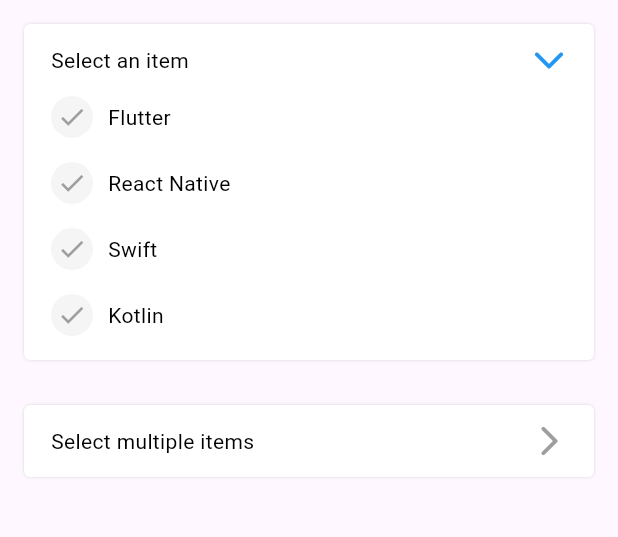
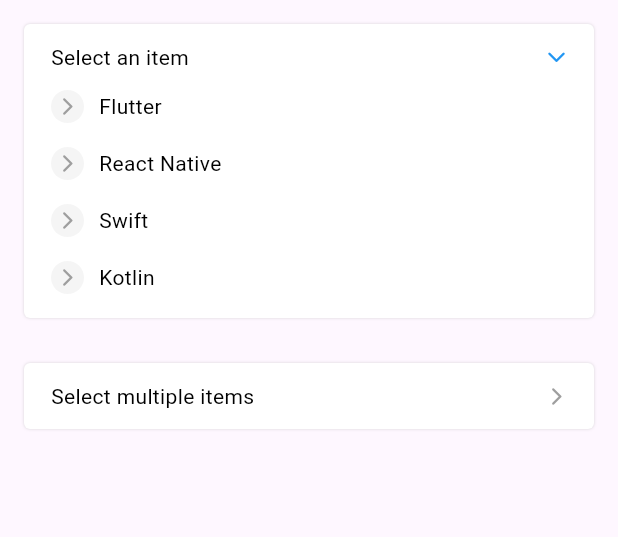
Before and after one commit to RichardM20/list_selection_widget_package, a Flutter app: the screen it shows after launch, after a tap on "Select an item", on a phone screen of 412 x 824 dp, the part 84-621 px from its top. Run offline on Flutter 3.47's test engine with Material 3 defaults, Android fonts, the phone set to English and light mode, and no system bars.

Commit message:
feat: icon customization

```diff
--- a/lib/src/list_selection_widget/list_selection_widget.dart
+++ b/lib/src/list_selection_widget/list_selection_widget.dart
@@ -8,7 +8,6 @@ class ListSelectionWidget<T> extends ListSelectionWidgetBase<T> {
     required List<SelectionItem<T>> listItems,
     required SelectionItem<T>? selectedValue,
     required Function(SelectionItem<T>) onSingleItemSelected,
-    Widget? selectedIcon,
     bool? hideLines,
     Decoration? decoration,
     IconStyleData? iconStyle,
@@ -22,7 +21,6 @@ class ListSelectionWidget<T> extends ListSelectionWidgetBase<T> {
       listItems: listItems,
       selectedValue: selectedValue,
       onSingleItemSelected: onSingleItemSelected,
-      selectedIcon: selectedIcon,
       hideLines: hideLines,
       decoration: decoration,
       iconStyle: iconStyle,
@@ -39,7 +37,6 @@ class ListSelectionWidget<T> extends ListSelectionWidgetBase<T> {
     required List<SelectionItem<T>> listItems,
     required List<SelectionItem<T>> multiSelectValues,
     required Function(List<SelectionItem<T>>) onMultiItemsSelected,
-    Widget? selectedIcon,
     bool? hideLines,
     Decoration? decoration,
     IconStyleData? iconStyle,
@@ -53,7 +50,6 @@ class ListSelectionWidget<T> extends ListSelectionWidgetBase<T> {
       listItems: listItems,
       multiSelectValues: multiSelectValues,
       onMultiItemsSelected: onMultiItemsSelected,
-      selectedIcon: selectedIcon,
       hideLines: hideLines,
       decoration: decoration,
       iconStyle: iconStyle,
@@ -73,7 +69,6 @@ class ListSelectionWidget<T> extends ListSelectionWidgetBase<T> {
     Function(List<SelectionItem<T>>)? onMultiItemsSelected,
     SelectionItem<T>? selectedValue,
     Function(SelectionItem<T>)? onSingleItemSelected,
-    Widget? selectedIcon,
     bool? hideLines,
     Decoration? decoration,
     IconStyleData? iconStyle,
@@ -89,7 +84,6 @@ class ListSelectionWidget<T> extends ListSelectionWidgetBase<T> {
           onMultiItemsSelected: onMultiItemsSelected,
           selectedValue: selectedValue,
           onSingleItemSelected: onSingleItemSelected,
-          selectedIcon: selectedIcon,
           hideLines: hideLines,
           decoration: decoration,
           iconStyle: iconStyle,
--- a/lib/src/list_selection_widget/list_selection_widget_base.dart
+++ b/lib/src/list_selection_widget/list_selection_widget_base.dart
@@ -13,7 +13,6 @@ class ListSelectionWidgetBase<T> extends StatefulWidget {
   final Function(List<SelectionItem<T>>)? onMultiItemsSelected;
   final SelectionItem<T>? selectedValue;
   final Function(SelectionItem<T>)? onSingleItemSelected;
-  final Widget? selectedIcon;
   final bool? hideLines;
   final Decoration? decoration;
   final IconStyleData? iconStyle;
@@ -36,7 +35,6 @@ class ListSelectionWidgetBase<T> extends StatefulWidget {
     this.maxHeight,
     this.selectedValue,
     this.onSingleItemSelected,
-    this.selectedIcon,
   });
 
   @override
@@ -79,12 +77,10 @@ class _ListSelectionWidgetBaseState<T>
           crossAxisAlignment: CrossAxisAlignment.start,
           children: [
             ListSelectionWidgetTitleContent(
-              collapsedIconColor: widget.iconStyle?.collapsedIconColor,
-              expandedIconColor: widget.iconStyle?.expandedIconColor,
               selected: getTextTitle(),
               titleContentPadding: widget.paddingData?.titlePadding,
               titleStyle: widget.textStyle?.titleStyle,
-              icon: widget.selectedIcon,
+              iconStyleData: widget.iconStyle,
             ),
             CrossAnimationWidget(
               stream: streamController,
@@ -106,7 +102,6 @@ class _ListSelectionWidgetBaseState<T>
                         paddingData: widget.paddingData,
                         textStyle: widget.textStyle,
                         isMultiSelection: widget.isMultiSelection,
-                        selectedIcon: widget.selectedIcon,
                         hideLines: widget.hideLines,
                         item: widget.listItems[index],
                         selected: selectedPass(),
--- a/lib/src/list_selection_widget/package.dart
+++ b/lib/src/list_selection_widget/package.dart
@@ -2,4 +2,4 @@ export 'dart:async';
 
 export 'package:flutter/material.dart';
 export 'package:list_selection_widget/src/list_selection_widget/list_selection_widget.dart';
-export 'package:list_selection_widget/src/model/item_model.dart';
+export 'package:list_selection_widget/src/model/models.dart';
--- /dev/null
+++ b/lib/src/list_selection_widget/widgets/icon.dart
@@ -0,0 +1,28 @@
+import 'package:flutter/material.dart';
+
+class IconContent extends StatelessWidget {
+  const IconContent({
+    super.key,
+    required this.changed,
+    this.icon,
+    this.defaultColor,
+    this.undefaultColor,
+  });
+  final Widget? icon;
+  final Color? defaultColor;
+  final Color? undefaultColor;
+  final bool changed;
+
+  @override
+  Widget build(BuildContext context) {
+    if (icon != null) {
+      return icon!;
+    }
+    return Icon(
+      Icons.arrow_forward_ios_rounded,
+      size: 14,
+      color:
+          changed ? defaultColor ?? Colors.blue : undefaultColor ?? Colors.grey,
+    );
+  }
+}
--- a/lib/src/list_selection_widget/widgets/list_selection_widget_item_content.dart
+++ b/lib/src/list_selection_widget/widgets/list_selection_widget_item_content.dart
@@ -1,3 +1,5 @@
+import 'package:list_selection_widget/src/list_selection_widget/widgets/icon.dart';
+
 import '../package.dart';
 import 'list_selection_widget_items_decoration.dart';
 
@@ -9,8 +11,6 @@ class ListSelectionWidgetItemContent<T> extends StatelessWidget {
   final void Function()? onTap;
   final SelectionItem<T> item;
   final dynamic selected;
-
-  final Widget? selectedIcon;
   final bool isMultiSelection;
   final TextStyle? selectedItemTextStyle;
 
@@ -21,7 +21,6 @@ class ListSelectionWidgetItemContent<T> extends StatelessWidget {
     this.hideLines,
     this.onTap,
     this.selected,
-    this.selectedIcon,
     this.selectedItemTextStyle,
     this.iconStyle,
     this.textStyle,
@@ -54,18 +53,16 @@ class ListSelectionWidgetItemContent<T> extends StatelessWidget {
       padding: const EdgeInsets.all(4),
       decoration: BoxDecoration(
         color: isSelected
-            ? (iconStyle?.backgroundSelectedIconColor ?? Colors.blue)
+            ? (iconStyle?.backgroundSelectedIconColor ?? Colors.white)
             : Colors.grey.shade100,
         shape: BoxShape.circle,
       ),
-      child: selectedIcon ??
-          Icon(
-            Icons.check,
-            color: isSelected
-                ? (iconStyle?.selectedIconColor ?? Colors.white)
-                : (iconStyle?.unselectedIconColor ?? Colors.grey),
-            size: 20,
-          ),
+      child: IconContent(
+        changed: isSelected,
+        defaultColor: iconStyle?.selectedIconColor,
+        undefaultColor: iconStyle?.unselectedIconColor,
+        icon: iconStyle?.selectionCustomIcon,
+      ),
     );
   }
 
--- a/lib/src/list_selection_widget/widgets/list_selection_widget_top_content.dart
+++ b/lib/src/list_selection_widget/widgets/list_selection_widget_top_content.dart
@@ -1,22 +1,20 @@
+import 'package:list_selection_widget/src/list_selection_widget/widgets/icon.dart';
+
 import '../../services/provider.dart';
 import '../package.dart';
 
 class ListSelectionWidgetTitleContent extends StatefulWidget {
   final String selected;
   final EdgeInsets? titleContentPadding;
-  final Widget? icon;
-  final Color? collapsedIconColor;
-  final Color? expandedIconColor;
+  final IconStyleData? iconStyleData;
   final TextStyle? titleStyle;
 
   const ListSelectionWidgetTitleContent({
     super.key,
     required this.selected,
     this.titleContentPadding,
-    this.icon,
+    this.iconStyleData,
     this.titleStyle,
-    this.collapsedIconColor,
-    this.expandedIconColor,
   });
 
   @override
@@ -51,9 +49,9 @@ class _ListSelectionWidgetTitleContentState
           mainAxisAlignment: MainAxisAlignment.spaceBetween,
           crossAxisAlignment: CrossAxisAlignment.center,
           children: [
-            _titleContent(),
+            _titleContent,
             const SizedBox(width: 24),
-            _iconTitleContent(),
+            _iconTitleContent,
           ],
         ),
       ),
@@ -65,7 +63,7 @@ class _ListSelectionWidgetTitleContentState
     vertical: 4,
   );
 
-  Widget _titleContent() {
+  Widget get _titleContent {
     return Expanded(
       child: Text(
         widget.selected,
@@ -74,17 +72,24 @@ class _ListSelectionWidgetTitleContentState
     );
   }
 
-  Widget _iconTitleContent() {
-    return RotationTransition(
-      turns: _animation,
-      child: widget.icon ??
-          Icon(
-            Icons.arrow_forward_ios_rounded,
-            color: isExpanded
-                ? widget.expandedIconColor ?? Colors.blue
-                : widget.collapsedIconColor ?? Colors.grey,
-          ),
+  Widget get _icon {
+    return IconContent(
+      changed: isExpanded,
+      defaultColor: widget.iconStyleData?.collapsedIconColor,
+      icon: widget.iconStyleData?.tailingIcon,
+      undefaultColor: widget.iconStyleData?.expandedIconColor,
     );
+  }
+
+  Widget get _iconTitleContent {
+    if (widget.iconStyleData == null ||
+        widget.iconStyleData!.allowDefaultRotation == true) {
+      return RotationTransition(
+        turns: _animation,
+        child: _icon,
+      );
+    } else if (widget.iconStyleData != null) {}
+    return _icon;
   }
 
   void onTap() {
--- a/lib/src/model/item_model.dart
+++ b/lib/src/model/models.dart
@@ -13,6 +13,9 @@ class IconStyleData {
   final Color? selectedIconColor;
   final Color? backgroundSelectedIconColor;
   final Color? unselectedIconColor;
+  final Widget? tailingIcon;
+  final Widget? selectionCustomIcon;
+  final bool? allowDefaultRotation;
 
   const IconStyleData({
     this.collapsedIconColor,
@@ -20,6 +23,9 @@ class IconStyleData {
     this.selectedIconColor,
     this.backgroundSelectedIconColor,
     this.unselectedIconColor,
+    this.tailingIcon,
+    this.selectionCustomIcon,
+    this.allowDefaultRotation = true,
   });
 }
 
```
Also changed, not shown: 1 other file.
